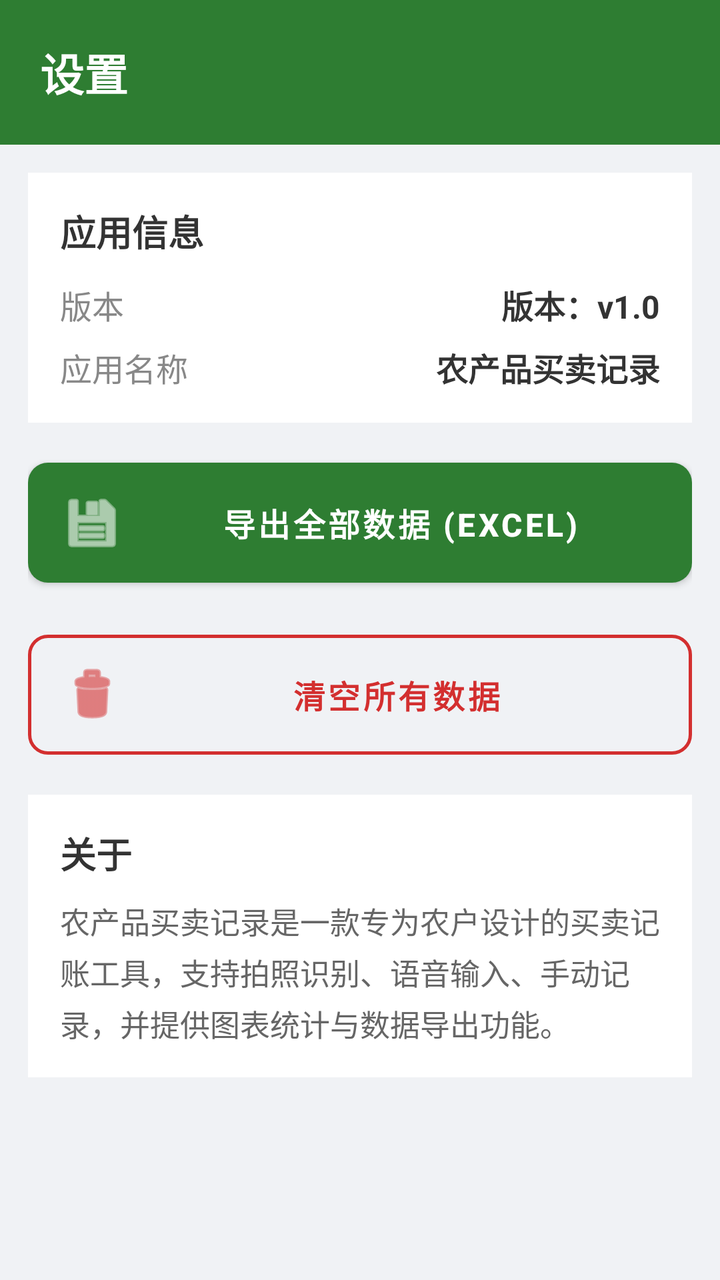
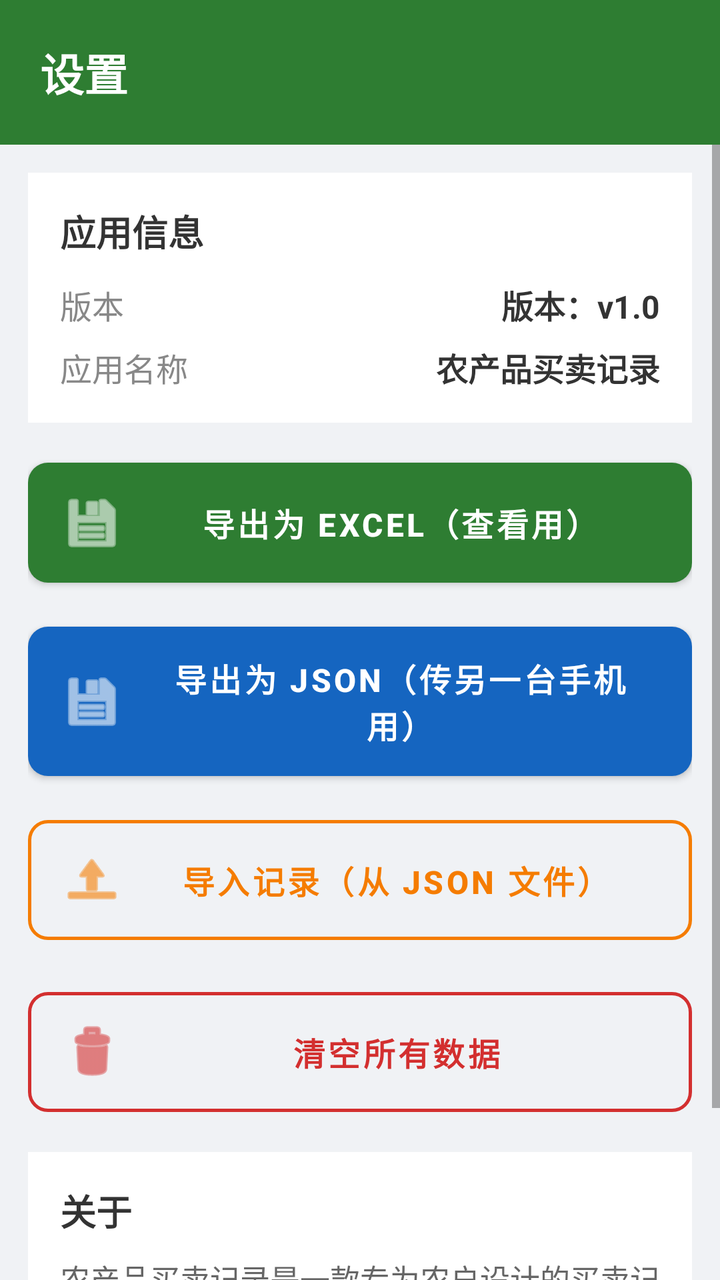

Before-and-after screenshots of an Android layout around one commit, followed by the original layout XML and the change that was made.
<!-- AndroidManifest.xml: application theme Theme.FarmTrade -->
<!-- res/layout/fragment_settings.xml -->
<?xml version="1.0" encoding="utf-8"?>
<LinearLayout
    xmlns:android="http://schemas.android.com/apk/res/android"
    xmlns:app="http://schemas.android.com/apk/res-auto"
    android:layout_width="match_parent"
    android:layout_height="match_parent"
    android:orientation="vertical"
    android:background="#f0f2f5">

    
    <LinearLayout
        android:layout_width="match_parent"
        android:layout_height="wrap_content"
        android:orientation="horizontal"
        android:gravity="center_vertical"
        android:background="#2e7d32"
        android:paddingTop="20dp"
        android:paddingBottom="20dp"
        android:paddingStart="20dp"
        android:paddingEnd="20dp">

        <TextView
            android:layout_width="0dp"
            android:layout_height="wrap_content"
            android:layout_weight="1"
            android:text="设置"
            android:textColor="#ffffff"
            android:textSize="22sp"
            android:textStyle="bold" />
    </LinearLayout>

    
    <ScrollView
        android:layout_width="match_parent"
        android:layout_height="0dp"
        android:layout_weight="1"
        android:fillViewport="true">

        <LinearLayout
            android:layout_width="match_parent"
            android:layout_height="wrap_content"
            android:orientation="vertical"
            android:paddingStart="14dp"
            android:paddingEnd="14dp"
            android:paddingTop="14dp"
            android:paddingBottom="24dp">

            
            <LinearLayout
                android:layout_width="match_parent"
                android:layout_height="wrap_content"
                android:orientation="vertical"
                android:background="#ffffff"
                android:padding="16dp"
                android:layout_marginBottom="14dp">

                <TextView
                    android:layout_width="wrap_content"
                    android:layout_height="wrap_content"
                    android:text="应用信息"
                    android:textColor="#333333"
                    android:textSize="18sp"
                    android:textStyle="bold"
                    android:layout_marginBottom="12dp" />

                <LinearLayout
                    android:layout_width="match_parent"
                    android:layout_height="wrap_content"
                    android:orientation="horizontal"
                    android:layout_marginBottom="8dp">

                    <TextView
                        android:layout_width="0dp"
                        android:layout_height="wrap_content"
                        android:layout_weight="1"
                        android:text="版本"
                        android:textColor="#888888"
                        android:textSize="16sp" />

                    <TextView
                        android:id="@+id/tvAppVersion"
                        android:layout_width="wrap_content"
                        android:layout_height="wrap_content"
                        android:text="版本：v1.0"
                        android:textColor="#333333"
                        android:textSize="16sp"
                        android:textStyle="bold" />
                </LinearLayout>

                <LinearLayout
                    android:layout_width="match_parent"
                    android:layout_height="wrap_content"
                    android:orientation="horizontal">

                    <TextView
                        android:layout_width="0dp"
                        android:layout_height="wrap_content"
                        android:layout_weight="1"
                        android:text="应用名称"
                        android:textColor="#888888"
                        android:textSize="16sp" />

                    <TextView
                        android:id="@+id/tvAppName"
                        android:layout_width="wrap_content"
                        android:layout_height="wrap_content"
                        android:text="农产品买卖记录"
                        android:textColor="#333333"
                        android:textSize="16sp"
                        android:textStyle="bold" />
                </LinearLayout>
            </LinearLayout>

            
            <com.google.android.material.button.MaterialButton
                android:id="@+id/btnExportAll"
                android:layout_width="match_parent"
                android:layout_height="wrap_content"
                android:text="导出全部数据 (Excel)"
                android:textColor="#ffffff"
                android:textSize="16sp"
                android:textStyle="bold"
                android:paddingTop="14dp"
                android:paddingBottom="14dp"
                android:layout_marginBottom="14dp"
                app:backgroundTint="#2e7d32"
                app:cornerRadius="10dp"
                app:icon="@android:drawable/ic_menu_save"
                app:iconTint="#ffffff" />

            
            <com.google.android.material.button.MaterialButton
                android:id="@+id/btnClearAll"
                style="@style/Widget.MaterialComponents.Button.OutlinedButton"
                android:layout_width="match_parent"
                android:layout_height="wrap_content"
                android:text="清空所有数据"
                android:textColor="#d32f2f"
                android:textSize="16sp"
                android:textStyle="bold"
                android:paddingTop="14dp"
                android:paddingBottom="14dp"
                android:layout_marginBottom="14dp"
                app:strokeColor="#d32f2f"
                app:strokeWidth="1.5dp"
                app:cornerRadius="10dp"
                app:icon="@android:drawable/ic_menu_delete"
                app:iconTint="#d32f2f" />

            
            <LinearLayout
                android:layout_width="match_parent"
                android:layout_height="wrap_content"
                android:orientation="vertical"
                android:background="#ffffff"
                android:padding="16dp">

                <TextView
                    android:layout_width="wrap_content"
                    android:layout_height="wrap_content"
                    android:text="关于"
                    android:textColor="#333333"
                    android:textSize="18sp"
                    android:textStyle="bold"
                    android:layout_marginBottom="10dp" />

                <TextView
                    android:id="@+id/tvAbout"
                    android:layout_width="match_parent"
                    android:layout_height="wrap_content"
                    android:text="农产品买卖记录是一款专为农户设计的买卖记账工具，支持拍照识别、语音输入、手动记录，并提供图表统计与数据导出功能。"
                    android:textColor="#666666"
                    android:textSize="15sp"
                    android:lineSpacingExtra="4dp" />
            </LinearLayout>
        </LinearLayout>
    </ScrollView>
</LinearLayout>
<!-- resources referenced by this layout -->
<resources>
  <style name="Theme.FarmTrade" parent="Theme.MaterialComponents.Light.NoActionBar">
          <item name="colorPrimary">@color/green_primary</item>
          <item name="colorPrimaryVariant">@color/green_dark</item>
          <item name="colorOnPrimary">@color/white</item>
          <item name="colorSecondary">@color/orange_primary</item>
          <item name="colorOnSecondary">@color/white</item>
          <item name="android:statusBarColor">@color/green_primary</item>
          <item name="android:windowLightStatusBar">false</item>
      </style>
  <color name="green_primary">#2e7d32</color>
  <color name="green_dark">#1b5e20</color>
  <color name="white">#ffffff</color>
  <color name="orange_primary">#e65100</color>
</resources>

<!-- the commit's change to res/layout/fragment_settings.xml (unified diff, before → after) -->
@@ -113,20 +113,56 @@
 
             
             <com.google.android.material.button.MaterialButton
-                android:id="@+id/btnExportAll"
-                android:layout_width="match_parent"
-                android:layout_height="wrap_content"
-                android:text="导出全部数据 (Excel)"
+                android:id="@+id/btnExportExcel"
+                android:layout_width="match_parent"
+                android:layout_height="wrap_content"
+                android:text="导出为 Excel（查看用）"
                 android:textColor="#ffffff"
                 android:textSize="16sp"
                 android:textStyle="bold"
                 android:paddingTop="14dp"
                 android:paddingBottom="14dp"
-                android:layout_marginBottom="14dp"
+                android:layout_marginBottom="10dp"
                 app:backgroundTint="#2e7d32"
                 app:cornerRadius="10dp"
                 app:icon="@android:drawable/ic_menu_save"
                 app:iconTint="#ffffff" />
+
+            
+            <com.google.android.material.button.MaterialButton
+                android:id="@+id/btnExportJson"
+                android:layout_width="match_parent"
+                android:layout_height="wrap_content"
+                android:text="导出为 JSON（传另一台手机用）"
+                android:textColor="#ffffff"
+                android:textSize="16sp"
+                android:textStyle="bold"
+                android:paddingTop="14dp"
+                android:paddingBottom="14dp"
+                android:layout_marginBottom="10dp"
+                app:backgroundTint="#1565c0"
+                app:cornerRadius="10dp"
+                app:icon="@android:drawable/ic_menu_save"
+                app:iconTint="#ffffff" />
+
+            
+            <com.google.android.material.button.MaterialButton
+                android:id="@+id/btnImportJson"
+                style="@style/Widget.MaterialComponents.Button.OutlinedButton"
+                android:layout_width="match_parent"
+                android:layout_height="wrap_content"
+                android:text="导入记录（从 JSON 文件）"
+                android:textColor="#f57c00"
+                android:textSize="16sp"
+                android:textStyle="bold"
+                android:paddingTop="14dp"
+                android:paddingBottom="14dp"
+                android:layout_marginBottom="14dp"
+                app:strokeColor="#f57c00"
+                app:strokeWidth="1.5dp"
+                app:cornerRadius="10dp"
+                app:icon="@android:drawable/ic_menu_upload"
+                app:iconTint="#f57c00" />
 
             
             <com.google.android.material.button.MaterialButton
